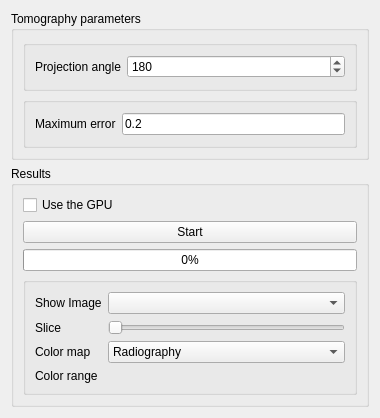
sanguinariojoe/freecad.xray, file freecad/xray/resources/ui/TaskPanel_xrayCT.ui: the form before one commit.
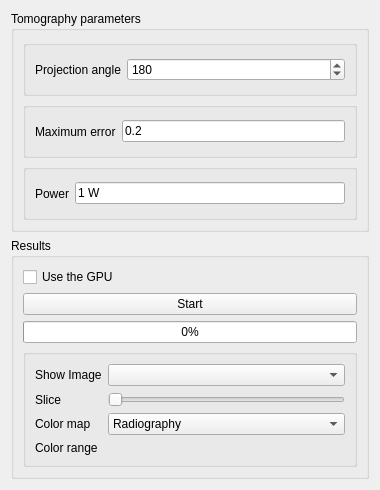
The form after the commit. Custom widgets are drawn as their Qt base class.

Diff of the .ui file:
```diff
--- a/freecad/xray/resources/ui/TaskPanel_xrayCT.ui
+++ b/freecad/xray/resources/ui/TaskPanel_xrayCT.ui
@@ -7,7 +7,7 @@
     <x>0</x>
     <y>0</y>
     <width>380</width>
-    <height>418</height>
+    <height>490</height>
    </rect>
   </property>
   <property name="sizePolicy">
@@ -19,7 +19,7 @@
   <property name="minimumSize">
    <size>
     <width>250</width>
-    <height>250</height>
+    <height>490</height>
    </size>
   </property>
   <property name="windowTitle">
@@ -108,6 +108,35 @@
         </layout>
        </widget>
       </item>
+      <item row="2" column="0">
+       <widget class="QGroupBox" name="emitter_group">
+        <property name="flat">
+         <bool>true</bool>
+        </property>
+        <layout class="QHBoxLayout" name="emitter_group_layout">
+         <item>
+          <widget class="QLabel" name="power_label">
+           <property name="text">
+            <string>Power</string>
+           </property>
+          </widget>
+         </item>
+         <item>
+          <widget class="Gui::InputField" name="power">
+           <property name="text">
+            <string notr="true">1 W</string>
+           </property>
+           <property name="unit" stdset="0">
+            <string notr="true">W</string>
+           </property>
+           <property name="quantity" stdset="0">
+            <double>1.000000000000000</double>
+           </property>
+          </widget>
+         </item>
+        </layout>
+       </widget>
+      </item>
      </layout>
     </widget>
    </item>
@@ -222,6 +251,13 @@
    </item>
   </layout>
  </widget>
+ <customwidgets>
+  <customwidget>
+   <class>Gui::InputField</class>
+   <extends>QLineEdit</extends>
+   <header>Gui/InputField.h</header>
+  </customwidget>
+ </customwidgets>
  <resources/>
  <connections/>
 </ui>
```
